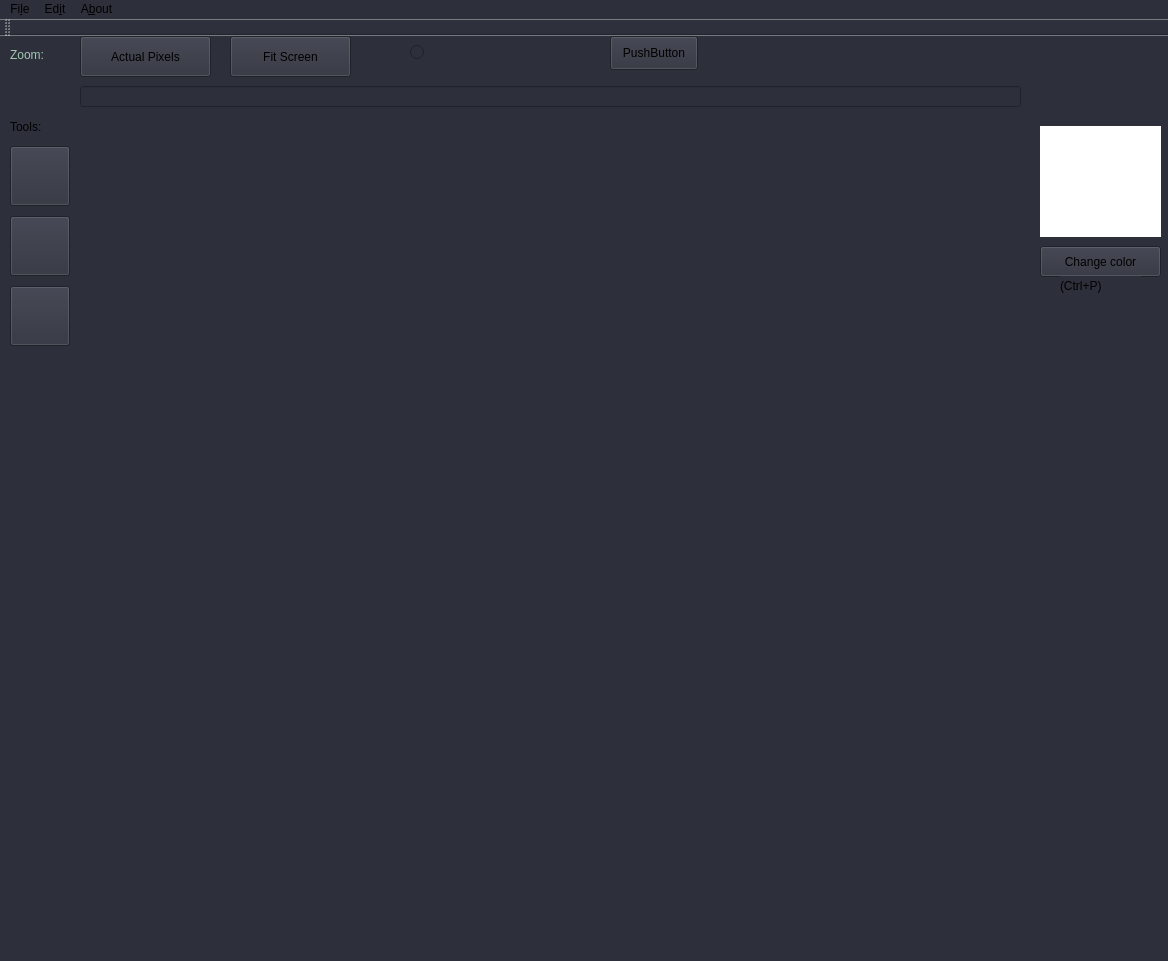
Old version of the form mainwindow.ui in the repository GremSnoort/RexPhotoshop2017.
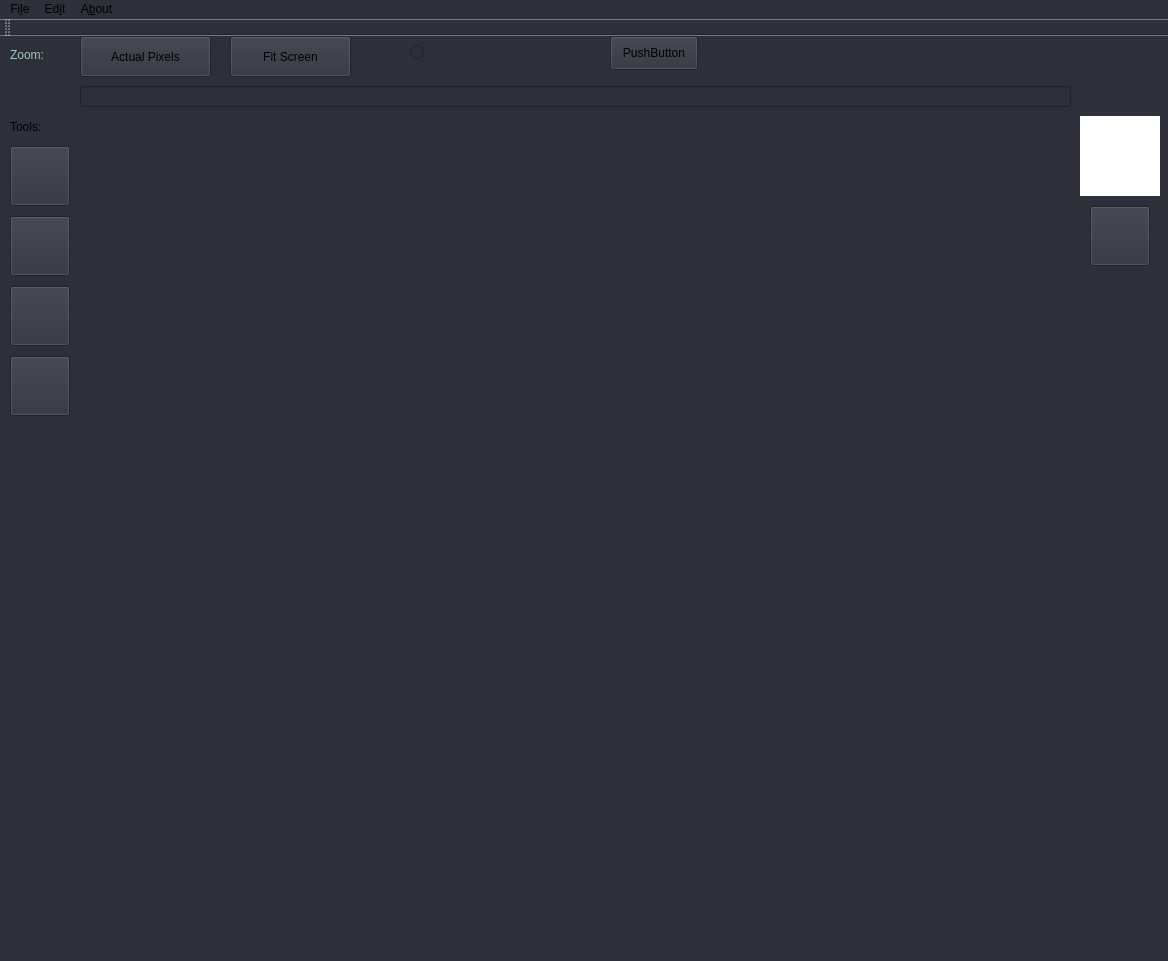
New version of the form.

Commit message: draw rect and ellipse in any colors

What changed in the file:
```diff
--- a/mainwindow.ui
+++ b/mainwindow.ui
@@ -22,7 +22,7 @@
      <rect>
       <x>80</x>
       <y>50</y>
-      <width>941</width>
+      <width>991</width>
       <height>21</height>
      </rect>
     </property>
@@ -33,46 +33,57 @@
    <widget class="QPushButton" name="SetColorButton">
     <property name="geometry">
      <rect>
-      <x>1040</x>
-      <y>210</y>
-      <width>121</width>
-      <height>31</height>
+      <x>1090</x>
+      <y>170</y>
+      <width>60</width>
+      <height>60</height>
      </rect>
     </property>
+    <property name="minimumSize">
+     <size>
+      <width>60</width>
+      <height>60</height>
+     </size>
+    </property>
+    <property name="maximumSize">
+     <size>
+      <width>60</width>
+      <height>60</height>
+     </size>
+    </property>
     <property name="styleSheet">
      <string notr="true"/>
     </property>
     <property name="text">
-     <string>Change color</string>
+     <string/>
     </property>
    </widget>
    <widget class="QWidget" name="Color" native="true">
     <property name="geometry">
      <rect>
-      <x>1040</x>
-      <y>90</y>
-      <width>121</width>
-      <height>111</height>
+      <x>1080</x>
+      <y>80</y>
+      <width>80</width>
+      <height>80</height>
      </rect>
     </property>
+    <property name="minimumSize">
+     <size>
+      <width>80</width>
+      <height>80</height>
+     </size>
+    </property>
+    <property name="maximumSize">
+     <size>
+      <width>80</width>
+      <height>80</height>
+     </size>
+    </property>
     <property name="styleSheet">
      <string notr="true">background-color: rgb(255, 255, 255);
 </string>
     </property>
    </widget>
-   <widget class="QLabel" name="label">
-    <property name="geometry">
-     <rect>
-      <x>1060</x>
-      <y>240</y>
-      <width>81</width>
-      <height>20</height>
-     </rect>
-    </property>
-    <property name="text">
-     <string>(Ctrl+P)</string>
-    </property>
-   </widget>
    <widget class="QWidget" name="widget_Zoom" native="true">
     <property name="geometry">
      <rect>
@@ -223,7 +234,7 @@
      <rect>
       <x>80</x>
       <y>80</y>
-      <width>951</width>
+      <width>991</width>
       <height>811</height>
      </rect>
     </property>
@@ -254,6 +265,31 @@
      <string/>
     </property>
    </widget>
+   <widget class="QPushButton" name="pushButton_Circle">
+    <property name="geometry">
+     <rect>
+      <x>10</x>
+      <y>320</y>
+      <width>60</width>
+      <height>60</height>
+     </rect>
+    </property>
+    <property name="minimumSize">
+     <size>
+      <width>60</width>
+      <height>60</height>
+     </size>
+    </property>
+    <property name="maximumSize">
+     <size>
+      <width>60</width>
+      <height>60</height>
+     </size>
+    </property>
+    <property name="text">
+     <string/>
+    </property>
+   </widget>
   </widget>
   <widget class="QMenuBar" name="menuBar">
    <property name="geometry">
```
The commit also changes 11 other files.
